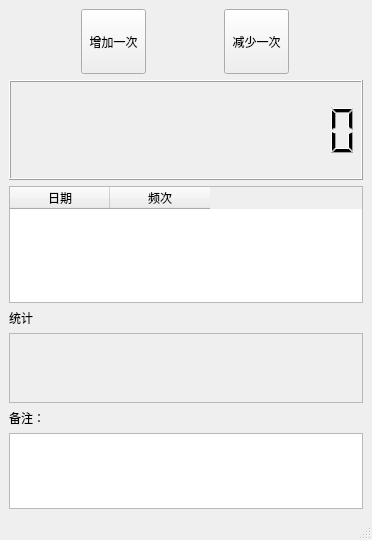
This is mainwindow.ui in ic005k/Knot-Legacy as Qt 5 draws it before an edit. The edited form follows.
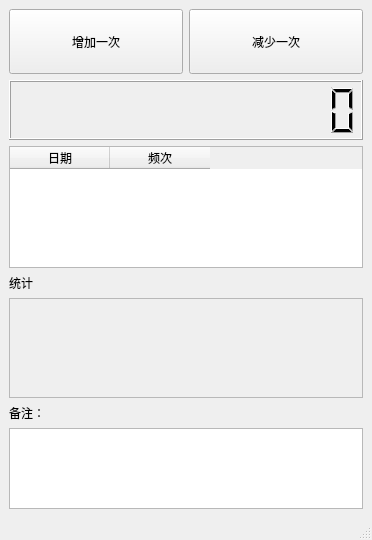
This is the edited form.

The edit to the form file:
```diff
--- a/mainwindow.ui
+++ b/mainwindow.ui
@@ -19,6 +19,12 @@
      <layout class="QHBoxLayout" name="horizontalLayout">
       <item>
        <widget class="QToolButton" name="btnPlus">
+        <property name="sizePolicy">
+         <sizepolicy hsizetype="Preferred" vsizetype="Fixed">
+          <horstretch>0</horstretch>
+          <verstretch>0</verstretch>
+         </sizepolicy>
+        </property>
         <property name="minimumSize">
          <size>
           <width>65</width>
@@ -35,6 +41,12 @@
       </item>
       <item>
        <widget class="QToolButton" name="btnLess">
+        <property name="sizePolicy">
+         <sizepolicy hsizetype="Preferred" vsizetype="Fixed">
+          <horstretch>0</horstretch>
+          <verstretch>0</verstretch>
+         </sizepolicy>
+        </property>
         <property name="minimumSize">
          <size>
           <width>65</width>
@@ -56,7 +68,7 @@
       <property name="minimumSize">
        <size>
         <width>0</width>
-        <height>100</height>
+        <height>60</height>
        </size>
       </property>
       <property name="digitCount">
@@ -96,7 +108,7 @@
       <property name="minimumSize">
        <size>
         <width>0</width>
-        <height>70</height>
+        <height>100</height>
        </size>
       </property>
       <property name="frameShape">
```
Left out of the diff: 2 changed lines with no effect on the pictures.
